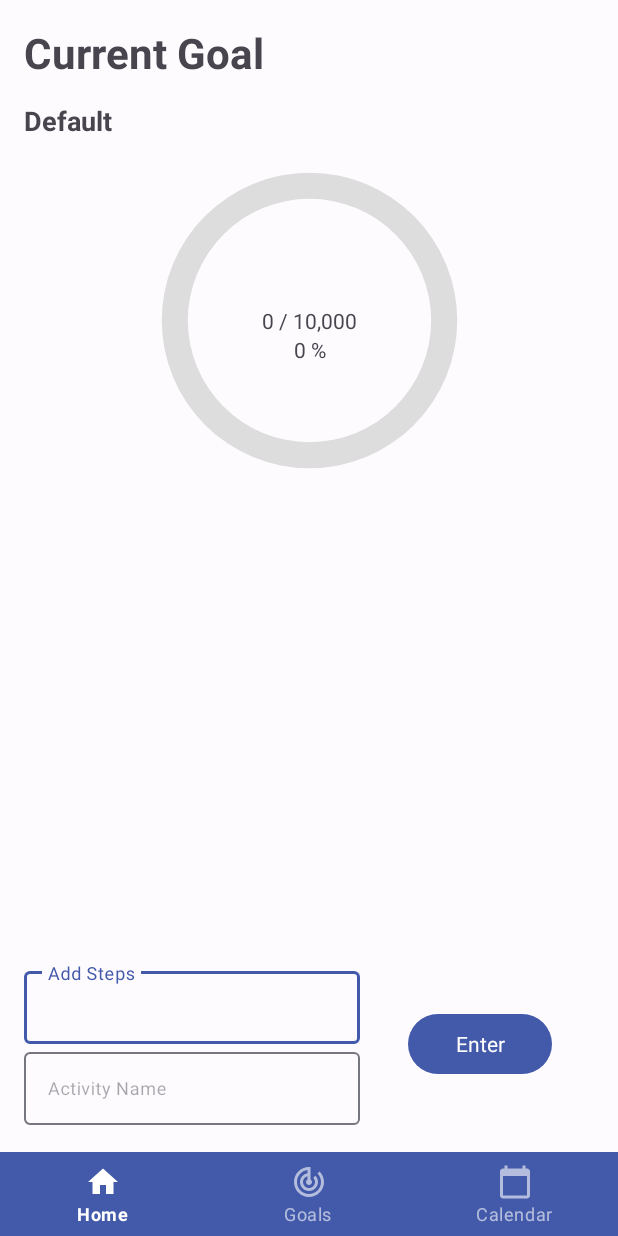
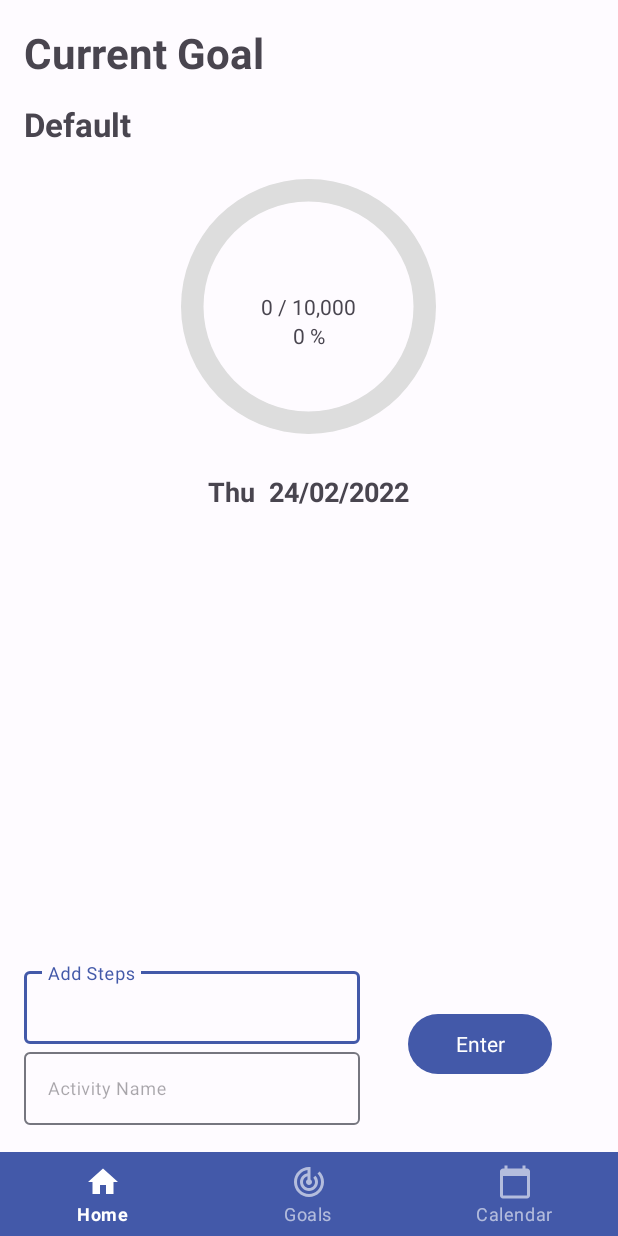
Before and after one commit to Blair-Mckenzie/AGSR, an Android app: the screen it shows after launch (MainActivity), on a phone screen of 412 x 824 dp. Run offline under Robolectric (Android 15) with nearby library versions, the phone set to English and light mode, and no system bars; our stand-ins replace Room's generated code, navigation-ui.

Commit message:
Added in date on day status screen

```diff
--- a/app/src/main/java/com/example/agsr/fragment_home.java
+++ b/app/src/main/java/com/example/agsr/fragment_home.java
@@ -1,11 +1,9 @@
 package com.example.agsr;
 
-import android.app.Activity;
 import android.content.BroadcastReceiver;
 import android.content.Context;
 import android.content.Intent;
 import android.content.IntentFilter;
-import android.content.SharedPreferences;
 import android.os.Bundle;
 import android.view.LayoutInflater;
 import android.view.View;
@@ -24,8 +22,9 @@ import androidx.recyclerview.widget.RecyclerView;
 
 import com.google.android.material.button.MaterialButton;
 
-import java.text.BreakIterator;
 import java.text.MessageFormat;
+import java.text.SimpleDateFormat;
+import java.util.Calendar;
 import java.util.List;
 
 /**
@@ -48,6 +47,11 @@ public class fragment_home extends Fragment {
     private TextView displayCurrentSteps;
     private TextView displayPercentage;
     private TextView goalName;
+
+    private TextView dateTimeDisplay;
+    private Calendar calendar;
+    private SimpleDateFormat dateFormat;
+    private String date;
 
     public fragment_home() {
         // Required empty public constructor
@@ -118,7 +122,11 @@ public class fragment_home extends Fragment {
 ////        if(activeTarget != null){
 //            goalName.setText(activeTarget.getTitle());
 ////        }
-
+        dateTimeDisplay = view.findViewById(R.id.date_view);
+        calendar = Calendar.getInstance();
+        dateFormat = new SimpleDateFormat("EEE  dd/MM/yyyy");
+        date = dateFormat.format(calendar.getTime());
+        dateTimeDisplay.setText(date);
         if (adapter.getCurrentList().size() != 0) {
             numSteps = adapter.getCurrentList().get(adapter.getCurrentList().size() - 1).getCurrentSteps();
         }else{
--- a/app/src/main/res/layout/fragment_home.xml
+++ b/app/src/main/res/layout/fragment_home.xml
@@ -83,19 +83,20 @@
         android:layout_marginStart="16dp"
         android:layout_marginTop="14dp"
         android:text="@string/target_text"
-        android:textSize="18sp"
+        android:textSize="22sp"
         android:textStyle="bold"
         app:layout_constraintStart_toStartOf="parent"
         app:layout_constraintTop_toBottomOf="@+id/home_textview" />
 
     <ProgressBar
         android:id="@+id/progress_bar"
-        android:layout_width="243dp"
-        android:layout_height="234dp"
+        android:layout_width="210dp"
+        android:layout_height="206dp"
         android:layout_marginTop="4dp"
         android:indeterminateOnly="false"
         android:progressDrawable="@drawable/progress_bar"
         app:layout_constraintEnd_toEndOf="parent"
+        app:layout_constraintHorizontal_bias="0.497"
         app:layout_constraintStart_toStartOf="parent"
         app:layout_constraintTop_toBottomOf="@+id/current_goal_textview"
         tools:progress="60">
@@ -125,8 +126,8 @@
 
     <androidx.recyclerview.widget.RecyclerView
         android:id="@+id/walking_list"
-        android:layout_width="377dp"
-        android:layout_height="176dp"
+        android:layout_width="match_parent"
+        android:layout_height="186dp"
         android:layout_marginHorizontal="16dp"
         android:layout_marginBottom="44dp"
         app:layout_constraintBottom_toTopOf="@+id/linearLayout"
@@ -135,4 +136,19 @@
         app:layout_constraintTop_toBottomOf="@+id/progress_bar"
         app:layout_constraintVertical_bias="1.0" />
 
+    <TextView
+        android:id="@+id/date_view"
+        android:layout_width="168dp"
+        android:layout_height="28dp"
+        android:layout_marginTop="8dp"
+        android:textAlignment="center"
+        android:textSize="18sp"
+        android:textStyle="bold"
+        app:layout_constraintBottom_toTopOf="@+id/walking_list"
+        app:layout_constraintEnd_toEndOf="parent"
+        app:layout_constraintHorizontal_bias="0.497"
+        app:layout_constraintStart_toStartOf="parent"
+        app:layout_constraintTop_toBottomOf="@+id/progress_bar"
+        app:layout_constraintVertical_bias="0.0" />
+
 </androidx.constraintlayout.widget.ConstraintLayout>
```
